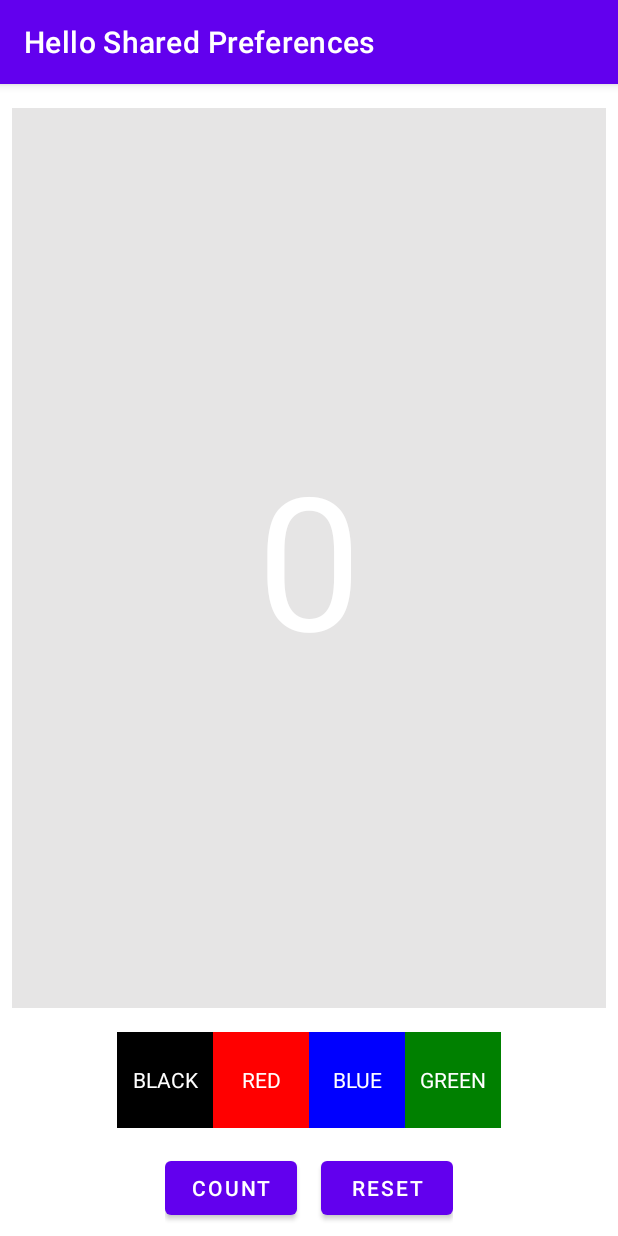
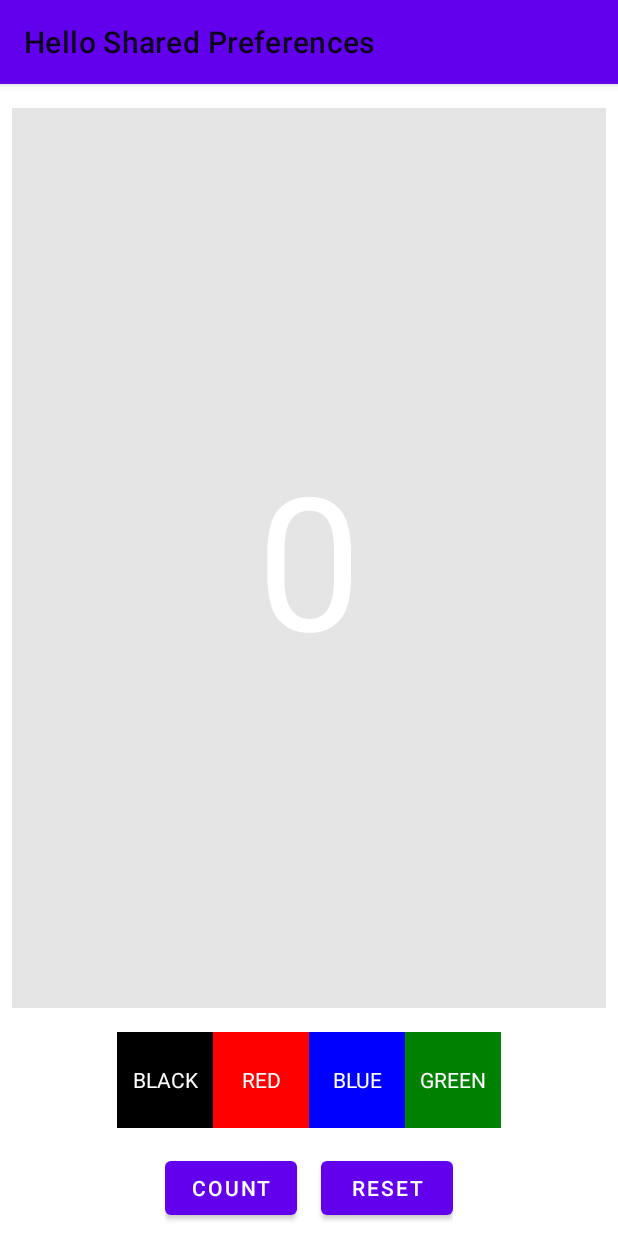
Before and after one commit to imAtulSharma/Codelab, an Android app: the screen it shows after launch (MainActivity), on a phone screen of 412 x 824 dp. Run offline under Robolectric (Android 15) with nearby library versions, the phone set to English and light mode, and no system bars.

Commit message:
Remove: night theme

```diff
--- a/app/src/main/res/values-night/themes.xml
+++ /dev/null
@@ -1,16 +0,0 @@
-<resources xmlns:tools="http://schemas.android.com/tools">
-    <!-- Base application theme. -->
-    <style name="Theme.Codelab" parent="Theme.MaterialComponents.DayNight.DarkActionBar">
-        <!-- Primary brand color. -->
-        <item name="colorPrimary">@color/purple_200</item>
-        <item name="colorPrimaryVariant">@color/purple_700</item>
-        <item name="colorOnPrimary">@color/black</item>
-        <!-- Secondary brand color. -->
-        <item name="colorSecondary">@color/teal_200</item>
-        <item name="colorSecondaryVariant">@color/teal_200</item>
-        <item name="colorOnSecondary">@color/black</item>
-        <!-- Status bar color. -->
-        <item name="android:statusBarColor" tools:targetApi="l">?attr/colorPrimaryVariant</item>
-        <!-- Customize your theme here. -->
-    </style>
-</resources>
--- a/app/src/main/res/values/themes.xml
+++ b/app/src/main/res/values/themes.xml
@@ -1,6 +1,6 @@
 <resources xmlns:tools="http://schemas.android.com/tools">
     <!-- Base application theme. -->
-    <style name="Theme.Codelab" parent="Theme.MaterialComponents.DayNight.DarkActionBar">
+    <style name="Theme.Codelab" parent="Theme.MaterialComponents.Light">
         <!-- Primary brand color. -->
         <item name="colorPrimary">@color/purple_500</item>
         <item name="colorPrimaryVariant">@color/purple_700</item>
```
